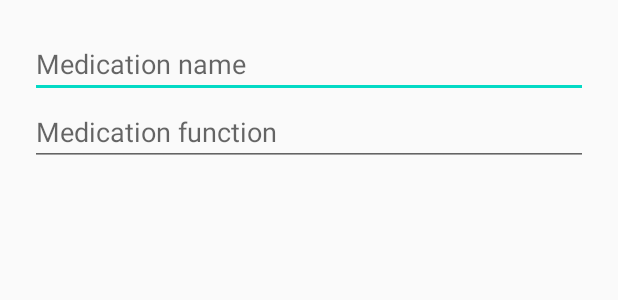
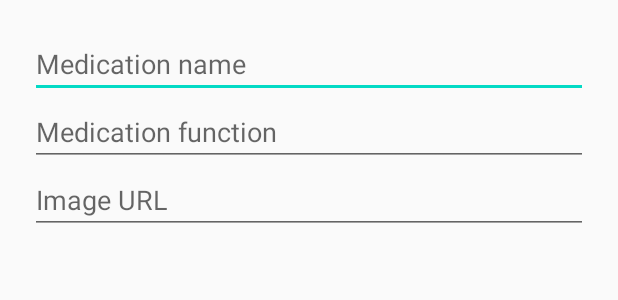
Before and after one commit to AgataPolejowska/MediMatch, an Android app: the layout dialog_addnew.xml on its own in the app's theme, with its tools: preview values and no code run, on a phone screen of 412 x 824 dp. Shown: the top 300 px of the screen. Run offline under Robolectric (Android 15) with nearby library versions, the phone set to English and light mode, and no system bars.

Commit message:
Add new med image

```diff
--- a/app/build.gradle
+++ b/app/build.gradle
@@ -28,4 +28,5 @@ dependencies {
     implementation 'androidx.cardview:cardview:1.0.0'
     implementation 'com.google.android.material:material:1.2.1'
     implementation 'com.daimajia.androidanimations:library:2.4@aar'
+    implementation 'com.squareup.picasso:picasso:2.71828'
 }
--- a/app/src/main/java/com/i/medimatch/SettingsActivity.java
+++ b/app/src/main/java/com/i/medimatch/SettingsActivity.java
@@ -112,7 +112,7 @@ public class SettingsActivity extends AppCompatActivity implements AddNewDialog.
 
     @RequiresApi(api = Build.VERSION_CODES.LOLLIPOP)
     @Override
-    public void applyValues(String med_name, String med_function) {
+    public void applyValues(String med_name, String med_function, String med_img) {
         RadioButton rb = new RadioButton(SettingsActivity.this);
         rb.setText(med_name);
         rb.setTextColor(ContextCompat.getColorStateList(SettingsActivity.this, R.color.colorWhite));
@@ -126,8 +126,9 @@ public class SettingsActivity extends AppCompatActivity implements AddNewDialog.
         });
 
         NewMed = new MedicationCard(med_name, med_function);
+        NewMed.setImageURL(med_img);
+        NewMed.setNew(true);
         medObjects.add(NewMed);
-
 
         radioGroup.addView(rb);
     }
--- a/app/src/main/res/layout/dialog_addnew.xml
+++ b/app/src/main/res/layout/dialog_addnew.xml
@@ -18,4 +18,12 @@
         android:hint="Medication function"
         android:layout_alignParentStart="true"/>
 
+    <EditText
+        android:id="@+id/med_img_url"
+        android:layout_width="match_parent"
+        android:layout_height="wrap_content"
+        android:layout_below="@id/med_function"
+        android:hint="Image URL"
+        android:layout_alignParentStart="true"/>
+
 </RelativeLayout>
--- a/app/src/main/res/menu/menu_popup.xml
+++ b/app/src/main/res/menu/menu_popup.xml
@@ -2,11 +2,14 @@
 <menu xmlns:app="http://schemas.android.com/apk/res-auto"
     xmlns:android="http://schemas.android.com/apk/res/android">
 
-    <item
-        android:id="@+id/item_startagain"
-        android:title="Start again" />
     <item android:title="MediMatch Info"
         android:id="@+id/item_info"/>
+    <item android:id="@+id/item_mainmenu"
+        android:title="Go to the main menu" />
+    <item android:title="Start again"
+        android:id="@+id/item_settings" />
+    <item android:title="End game"
+        android:id="@+id/item_end" />
     <item android:title="Quit game"
         android:id="@+id/item_quit" />
 
```
Also changed, not shown: app/src/main/AndroidManifest.xml (+15 -7 lines), app/src/main/java/com/i/medimatch/AddNewDialog.java (+16 -7 lines), app/src/main/java/com/i/medimatch/GameActivity.java (+58 -45 lines), app/src/main/java/com/i/medimatch/MedicationCard.java (+18 -0 lines).
